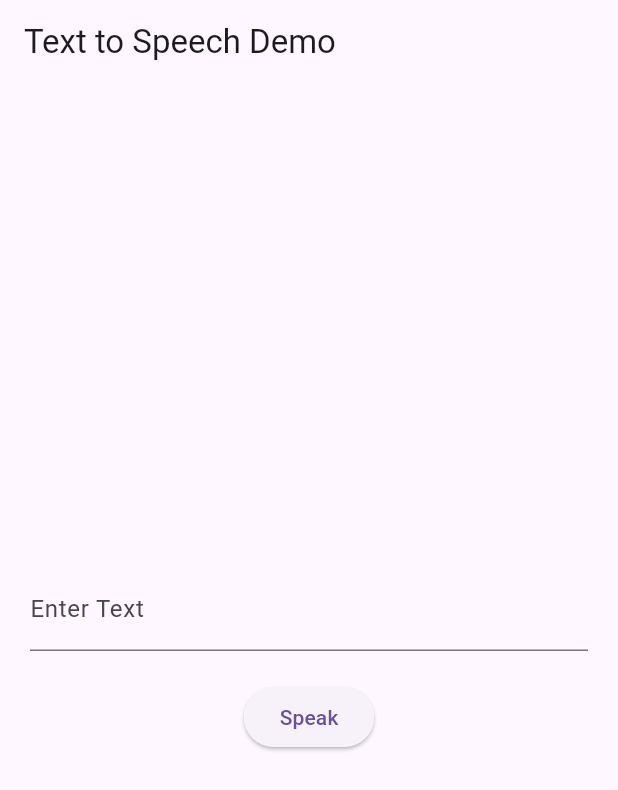
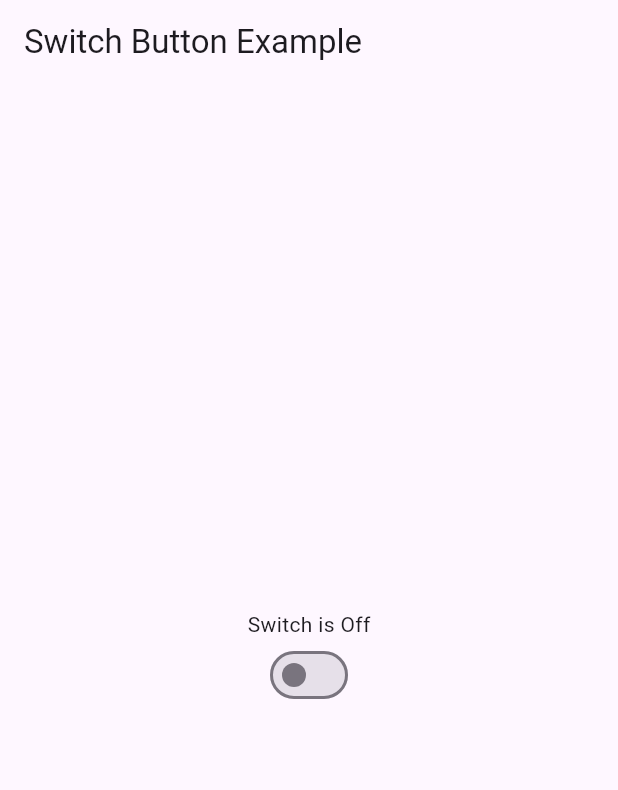
Before and after one commit to chandru2309/radiobuttonpractice, a Flutter app: the screen it shows after launch, on a phone screen of 412 x 824 dp. Shown: the top 790 px of the screen. Run offline on Flutter 3.47's test engine with Material 3 defaults, Android fonts, the phone set to English and light mode, and no system bars; our stand-ins replace flutter_speed_dial, flutter_tts, image_picker, shared_preferences.

Commit message:
Initial commit

```diff
--- a/lib/main.dart
+++ b/lib/main.dart
@@ -7,6 +7,7 @@ import 'package:radiobuttonpractice/floatpractice.dart';
 import 'package:radiobuttonpractice/radio.dart';
 import 'package:radiobuttonpractice/sharedpreferance.dart';
 import 'package:radiobuttonpractice/snackbar.dart';
+import 'package:radiobuttonpractice/switch_button.dart';
 import 'package:radiobuttonpractice/text_to_speech.dart';
 
 import 'image_picker.dart';
@@ -51,7 +52,8 @@ class MyApp extends StatelessWidget {
       //home: RadioActionButton(),
      // home: Alert(),
       //home: ImagePickerPage(),
-      home: TextSpeech()
+      //home: TextSpeech(),
+      home: SwitchButtonPractice(),
     );
   }
 }
--- /dev/null
+++ b/lib/switch_button.dart
@@ -0,0 +1,43 @@
+import 'package:flutter/material.dart';
+
+void main() {
+  runApp(SwitchButtonPractice());
+}
+
+class SwitchButtonPractice extends StatefulWidget {
+  @override
+  _SwitchButtonPracticeState createState() => _SwitchButtonPracticeState();
+}
+
+class _SwitchButtonPracticeState extends State<SwitchButtonPractice> {
+  bool _switchValue = false;
+  String _displayText = 'Off';
+
+  @override
+  Widget build(BuildContext context) {
+    return MaterialApp(
+      home: Scaffold(
+        appBar: AppBar(
+          title: Text('Switch Button Example'),
+        ),
+        body: Center(
+          child: Column(
+            mainAxisAlignment: MainAxisAlignment.center,
+            children: [
+              Text('Switch is $_displayText'),
+              Switch(
+                value: _switchValue,
+                onChanged: (bool newValue) {
+                  setState(() {
+                    _switchValue = newValue;
+                    _displayText = newValue ? 'On' : 'Off';
+                  });
+                },
+              ),
+            ],
+          ),
+        ),
+      ),
+    );
+  }
+}
```
